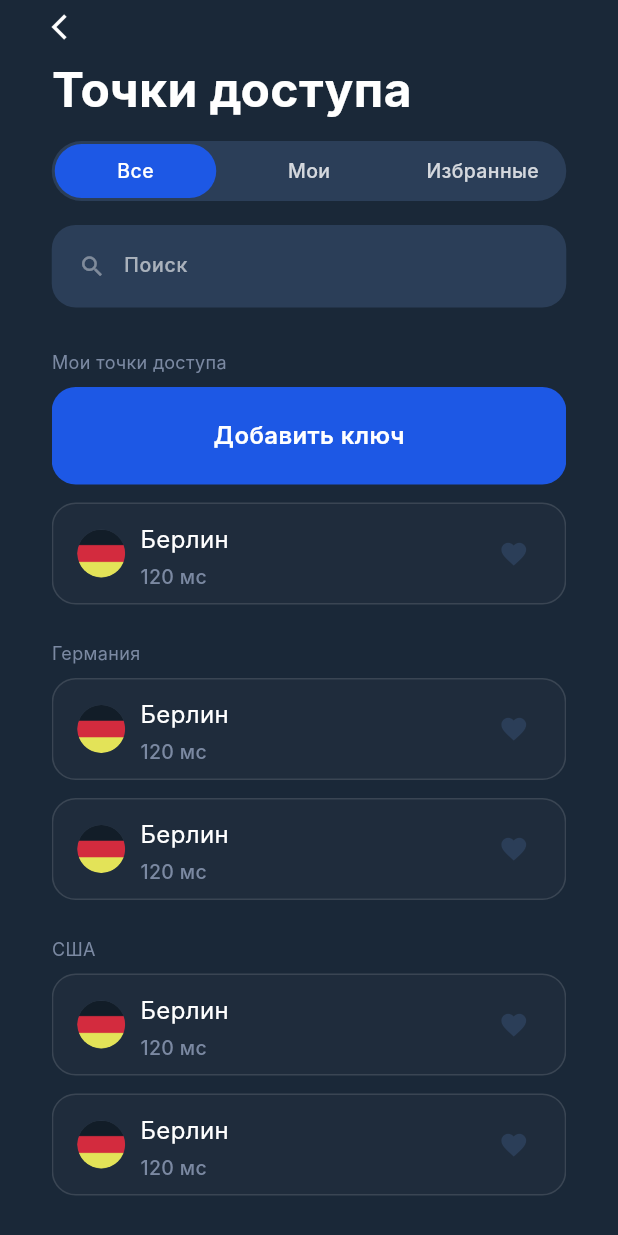
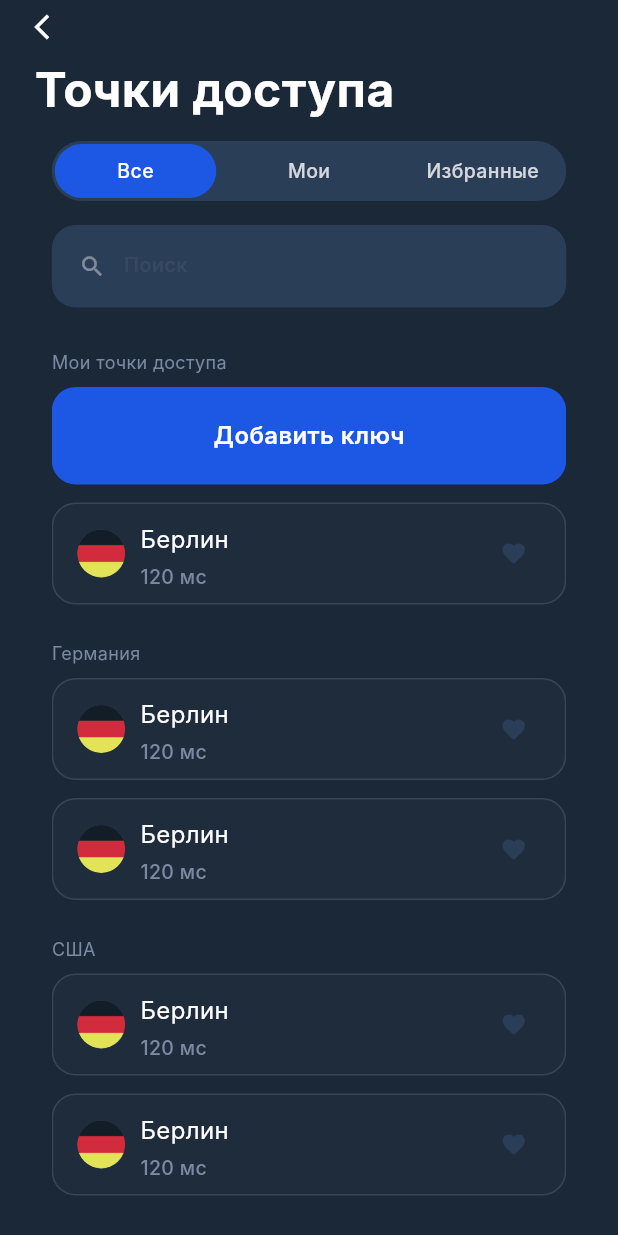
Before and after one commit to BadKitty2005/TestVPNUI, a Flutter app: the screen it shows after launch, on a phone screen of 412 x 824 dp. Run offline on Flutter 3.47's test engine with Material 3 defaults, Android fonts, the phone set to English and light mode, and no system bars; our stand-ins replace device_preview; Roboto replaces fonts that are missing (Inter).

Commit message:
сделанно было не всё( В этом коммите: 1. поменяла немного то, как высчитывается ширина в access_point_screen, + там у меня почти что повторение одного и того же блока... к сожалению без этого оно не работало так как надо, поэтому вышло так.. 2. немного изменила поиск, раньше он не сбрасывался при переходе на другой экран 3. раньше в server_tile(плиточка сервера) были паддинги 16 и 8, тк выскакивало предупреждение, что пиксели вниз на 4 могут быть перекрыты, но в итоге было решено делать всё в как можно более точном соответствии с макетом, поэтому оставила 12 как в макете 5. забыла добавить, чтобы системные иконки были белыми, добавила)) Вот теперь кажется точно всё сделанно, ну я надеюсь...

```diff
--- a/lib/main.dart
+++ b/lib/main.dart
@@ -1,6 +1,7 @@
 import 'package:flutter/material.dart';
 import 'package:flutter/services.dart';
 import 'package:provider/provider.dart';
+import 'screens/access_point_screen.dart';
 import 'package:device_preview/device_preview.dart';
 import 'provider/server_provider.dart';
 import 'screens/access_point_screen.dart';
--- a/lib/screens/access_point_screen.dart
+++ b/lib/screens/access_point_screen.dart
@@ -44,7 +44,7 @@ class AccessPointScreen extends StatelessWidget {
       body: SafeArea(
         child: Container(
           width: double.infinity,
-          padding: EdgeInsets.symmetric(horizontal: (screenW - contentWidth) / 2),
+          padding: EdgeInsets.symmetric(horizontal: (screenW - contentWidth) / 3),
           child: Column(
             crossAxisAlignment: CrossAxisAlignment.stretch,
             children: [
--- a/lib/widgets/search_bar_widget.dart
+++ b/lib/widgets/search_bar_widget.dart
@@ -72,7 +72,7 @@ class _SearchBarWidgetState extends State<SearchBarWidget> {
               decoration: InputDecoration(
                 hintText: 'Поиск',
                 hintStyle: TextStyle(
-                  color: Color.fromRGBO(255,255,255,0.6),
+                  color: Color.fromRGBO(255,255,255,0.06),
                   fontSize: 13,
                   fontWeight: FontWeight.w500,
                 ),
--- a/lib/widgets/server_tile.dart
+++ b/lib/widgets/server_tile.dart
@@ -109,7 +109,7 @@ class ServerTile extends StatelessWidget {
                     alignment: Alignment.center,
                     child: Icon(
                       Icons.favorite,
-                      size: 20,
+                      size: 18,
                       color: isFav ? Color(0xFFC952F5) : Color(0xFF2B3E58),
                     ),
                   ),
```
